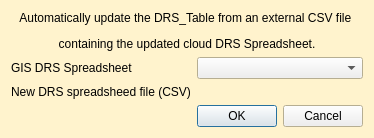
Above: PCA_Geomax_Survey_Processing/pca_geomax_update_DRS_dialog_base.ui from PCA-Geodata/PCA_Geomax_Survey_Processing_QGIS_Plugin before the change. Below: the same form after it.
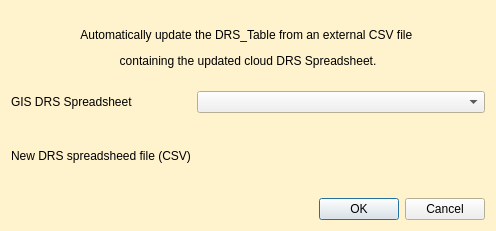
That is the form after the change. Custom widgets are drawn as their Qt base class.

```diff
--- a/PCA_Geomax_Survey_Processing/pca_geomax_update_DRS_dialog_base.ui
+++ b/PCA_Geomax_Survey_Processing/pca_geomax_update_DRS_dialog_base.ui
@@ -9,8 +9,8 @@
    <rect>
     <x>0</x>
     <y>0</y>
-    <width>427</width>
-    <height>319</height>
+    <width>496</width>
+    <height>231</height>
    </rect>
   </property>
   <property name="palette">
@@ -81,9 +81,6 @@
    <string>PCA Geomax Survey Processing Plugin</string>
   </property>
   <layout class="QGridLayout" name="gridLayout">
-   <property name="sizeConstraint">
-    <enum>QLayout::SetFixedSize</enum>
-   </property>
    <item row="0" column="0" colspan="2">
     <widget class="QLabel" name="label">
      <property name="text">
@@ -143,6 +140,11 @@
    <extends>QWidget</extends>
    <header>qgsfilewidget.h</header>
   </customwidget>
+  <customwidget>
+   <class>QgsMapLayerComboBox</class>
+   <extends>QComboBox</extends>
+   <header>qgsmaplayercombobox.h</header>
+  </customwidget>
  </customwidgets>
  <resources/>
  <connections>
```
Left out of the diff: 6 changed lines with no effect on the pictures.
